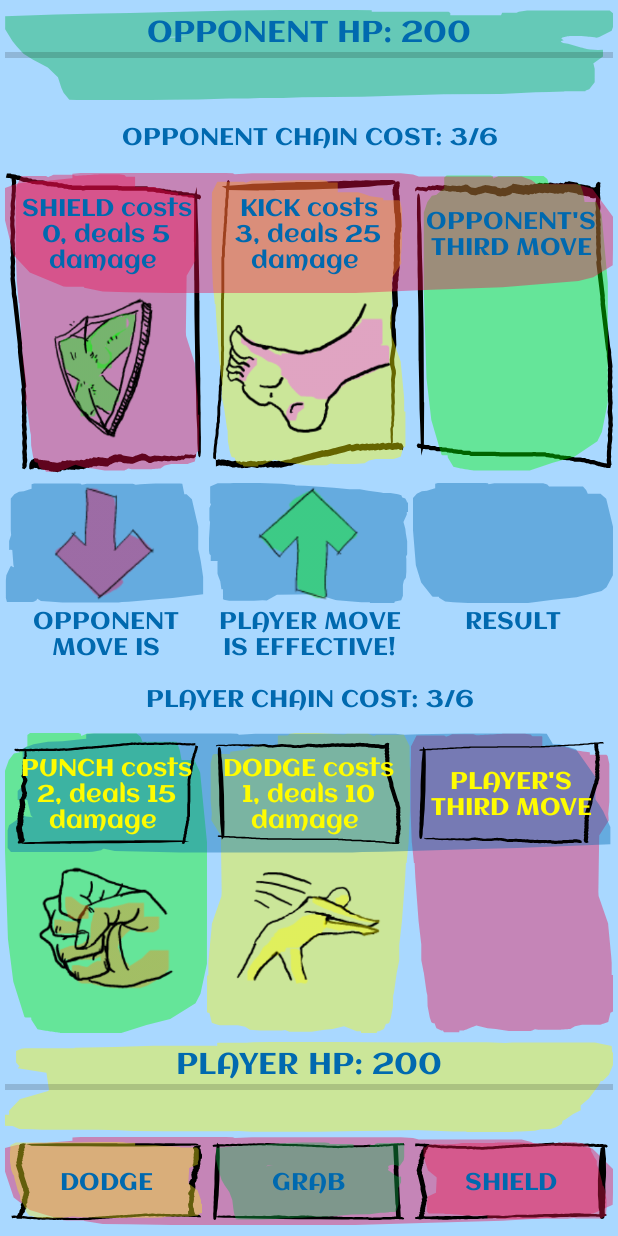
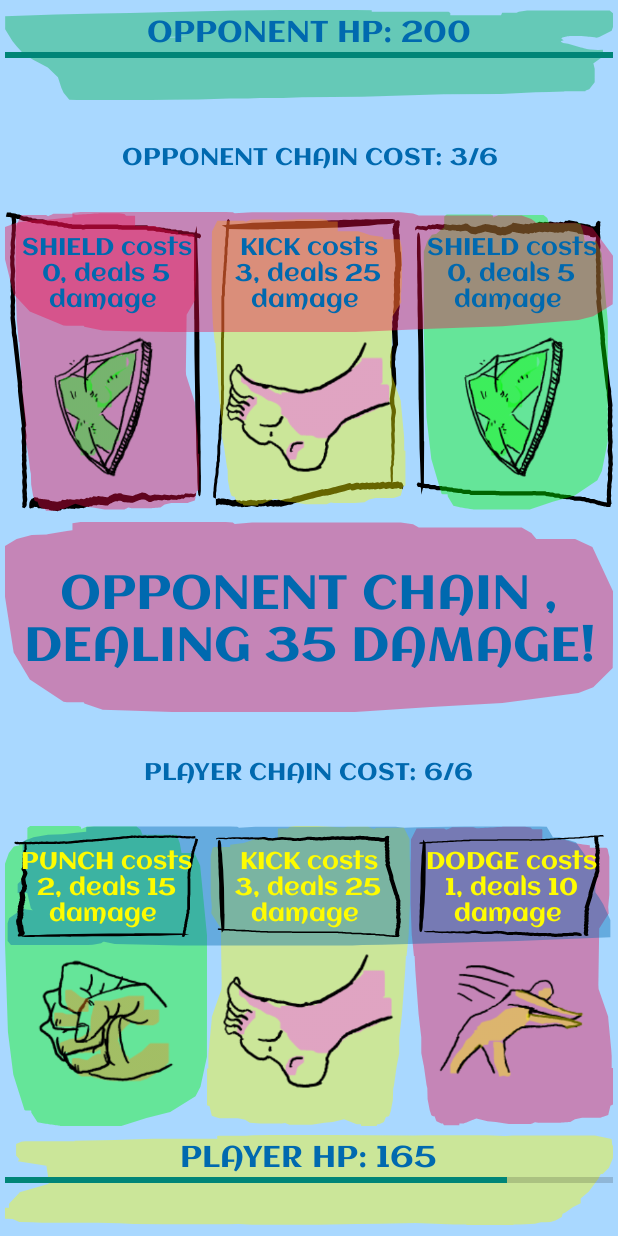
Before and after one commit to Loogibot/ChainFighterAndroid, an Android app: the screen it shows after launch (MainActivity), after a tap on "DODGE", on a phone screen of 412 x 824 dp. Run offline under Robolectric (Android 15) with nearby library versions, the phone set to English and light mode, and no system bars; 3 other taps on this screen came first.

Commit message:
cleaned up a BUNCH of code, including the applyDamage unused file, simplifiying the uiObj being sent around, making the binding views more consice in draw moves, fixed the button hide work as intended

```diff
--- a/app/src/main/java/com/loogibot/chainfighter/MainActivity.kt
+++ b/app/src/main/java/com/loogibot/chainfighter/MainActivity.kt
@@ -16,14 +16,11 @@
 import com.loogibot.chainfighter.player.Players
 import com.loogibot.chainfighter.ui.drawMoves
 
-
 open class MainActivity : AppCompatActivity() {
     private lateinit var binding: ActivityMainBinding
     private lateinit var tBinding: TitleWindowBinding
     private lateinit var mediaPlayer: MediaPlayer
     private lateinit var soundFXPlayer: MediaPlayer
-
-//    private lateinit var soundPool: SoundPool
 
     override fun onCreate(savedInstanceState: Bundle?) {
         super.onCreate(savedInstanceState)
@@ -76,12 +73,7 @@
         moveSound(mv)
         Players.pChain.chainManager(mv)
         Players.oChain.chainManager(randomMove())
-
-        when (5 - Players.pChain.chainCost) {
-            m.kick.cost -> binding.moveButtonView.kickButton.visibility = View.GONE
-            m.punch.cost -> binding.moveButtonView.punchButton.visibility = View.GONE
-            m.grab.cost -> binding.moveButtonView.grabButton.visibility = View.GONE
-        }
+        hideMoveButtons()
 
         when (Players.pChain.chainList.size) {
             3 -> binding.moveButtonView.root.visibility = View.GONE
@@ -91,44 +83,23 @@
         val uIObjectsList: List<Any> = listOf(
             binding.moveResults,
             binding.opponentView,
-
-            binding.playerView.playerHPBar,
-            binding.opponentView.opponentHPBar,
-
-            binding.playerView.playerHPText,//4
-            binding.opponentView.opponentHPText,
-
-            binding.opponentView.OFirstMoveImg,//6
-            binding.opponentView.OSecondMoveImg,
-            binding.opponentView.OThirdMoveImg,
-
-            binding.opponentView.OFirstMoveTitle,//9
-            binding.opponentView.OSecondMoveTitle,
-            binding.opponentView.OThirdMoveTitle,
-
-            binding.playerView.PFirstMoveImg,//12
-            binding.playerView.PSecondMoveImg,
-            binding.playerView.PThirdMoveImg,
-
-            binding.playerView.PFirstMoveTitle,//15
-            binding.playerView.PSecondMoveTitle,
-            binding.playerView.PThirdMoveTitle,
-
-            binding.moveResults.FirstMoveImgResult,//18
-            binding.moveResults.SecondMoveImgResult,
-            binding.moveResults.ThirdMoveImgResult,
-
-            binding.moveResults.firstResult,//21
-            binding.moveResults.secondResult,
-            binding.moveResults.thirdResult,
-
-            getString(R.string.cancel),//24
-            binding.playerView.playerChainCost,
-            binding.opponentView.opponentChainCost,
-            binding.moveResults.finalResult,//27
-            binding.moveButtonView
+            binding.playerView,
+            binding.moveButtonView//3
         )
         moveResult(drawMoves(Players.pChain, Players.oChain, uIObjectsList))
+    }
+
+    private fun hideMoveButtons() {
+
+        if (Players.pChain.chainCost > 3) {
+            binding.moveButtonView.kickButton.visibility = View.GONE
+        }
+        if (Players.pChain.chainCost > 4) {
+            binding.moveButtonView.punchButton.visibility = View.GONE
+        }
+        if (Players.pChain.chainCost > 5) {
+            binding.moveButtonView.grabButton.visibility = View.GONE
+        }
     }
 
     private fun moveSound(sound: Move) {
@@ -145,21 +116,6 @@
                 soundFXPlayer.release()
             }
         }.start()
-
-//        val audioAttributes = AudioAttributes.Builder()
-//            .setContentType(AudioAttributes.CONTENT_TYPE_SONIFICATION)
-//            .setUsage(AudioAttributes.USAGE_GAME)
-//            .build()
-//
-//        soundPool = SoundPool.Builder()
-//            .setMaxStreams(5)
-//            .setAudioAttributes(audioAttributes)
-//            .build()
-//
-//        val id = soundPool.load(this, sound.fx_sound, 1)
-//        soundPool.play(id, 1F, 1F, 0, 0, 1F)
-//        soundPool.autoPause()
-
     }
 
     private fun moveResult(status: MoveResult.Results.ChainResult) {
--- a/app/src/main/java/com/loogibot/chainfighter/player/Players.kt
+++ b/app/src/main/java/com/loogibot/chainfighter/player/Players.kt
@@ -2,12 +2,6 @@
 
 open class Players {
     companion object P {
-        const val opponent = "OPPONENT"
-        const val player = "PLAYER"
-        const val opponentHPLabel = "OPPONENT HP IS "
-        const val playerHPLabel = "PLAYER HP IS "
-        const val isWeakToText = " IS WEAK TO "
-
         lateinit var pChain: Chain
         lateinit var oChain: Chain
 
--- a/app/src/main/java/com/loogibot/chainfighter/ui/DrawMoves.kt
+++ b/app/src/main/java/com/loogibot/chainfighter/ui/DrawMoves.kt
@@ -1,16 +1,14 @@
 package com.loogibot.chainfighter.ui
 
-import android.content.ContentValues
 import android.content.ContentValues.TAG
 import android.os.CountDownTimer
 import android.util.Log
 import android.view.View
-import android.widget.ImageView
-import android.widget.ProgressBar
-import android.widget.TextView
 import com.loogibot.chainfighter.databinding.FinalResultBinding
 import com.loogibot.chainfighter.databinding.MoveButtonsBinding
 import com.loogibot.chainfighter.databinding.MoveResultsBinding
+import com.loogibot.chainfighter.databinding.OpponentViewBinding
+import com.loogibot.chainfighter.databinding.PlayerViewBinding
 import com.loogibot.chainfighter.gamestate.MoveResult
 import com.loogibot.chainfighter.gamestate.MoveResult.Results.opponentWin
 import com.loogibot.chainfighter.gamestate.MoveResult.Results.playerWin
@@ -26,100 +24,39 @@
 ): MoveResult.Results.ChainResult {
     var endResult: MoveResult.Results.ChainResult = MoveResult.neutral
     // chain cost text
-    val playerChainCostText = uiObj[25] as TextView
-    val opponentChainCostText = uiObj[26] as TextView
-    // HP progress bars
-    val playerHPBar = uiObj[2] as ProgressBar
-    val opponentHPBar = uiObj[3] as ProgressBar
+    val moveResults = uiObj[0] as MoveResultsBinding
+    val opponentView = uiObj[1] as OpponentViewBinding
+    val playerView = uiObj[2] as PlayerViewBinding
+    val moveButtonsView = uiObj[3] as MoveButtonsBinding
 
-    val playerHPText = uiObj[4] as TextView
-    val opponentHPText = uiObj[5] as TextView
-
-    // opponent ui set
-    val oFirstMoveImage: ImageView = uiObj[6] as ImageView
-    val oSecondMoveImage: ImageView = uiObj[7] as ImageView
-    val oThirdMoveImage: ImageView = uiObj[8] as ImageView
-
-    val oFirstMoveTextView = uiObj[9] as TextView
-    val oSecondMoveTextView = uiObj[10] as TextView
-    val oThirdMoveTextView = uiObj[11] as TextView
-
-    // player ui set
-    val pFirstMoveImage: ImageView = uiObj[12] as ImageView
-    val pSecondMoveImage: ImageView = uiObj[13] as ImageView
-    val pThirdMoveImage: ImageView = uiObj[14] as ImageView
-
-    val pFirstMoveTextView = uiObj[15] as TextView
-    val pSecondMoveTextView = uiObj[16] as TextView
-    val pThirdMoveTextView = uiObj[17] as TextView
-
-    // comparison ui set
-    val firstMoveComparisonResult = uiObj[18] as ImageView
-    val secondMoveComparisonResult = uiObj[19] as ImageView
-    val thirdMoveComparisonResult = uiObj[20] as ImageView
-
-    val firstResultText = uiObj[21] as TextView
-    val secondResultText = uiObj[22] as TextView
-    val thirdResultText = uiObj[23] as TextView
-
-    //final result
-    val finalResult = uiObj[27] as FinalResultBinding
-    val moveResults = uiObj[0] as MoveResultsBinding
-
-    if (pFirstMoveImage.drawable == null) {
+    if (playerView.PFirstMoveImg.drawable == null) {
         firstMoveInChain(
-            oFirstMoveImage,
-            pFirstMoveImage,
-            playerChain,
-            opponentChain,
-            firstMoveComparisonResult,
-            firstResultText,
-            pFirstMoveTextView,
-            oFirstMoveTextView,
-            playerChainCostText,
-            opponentChainCostText
+            opponentView, playerView, playerChain, opponentChain, moveResults
         )
-    } else if (pSecondMoveImage.drawable == null) {
+    } else if (playerView.PSecondMoveImg.drawable == null) {
         secondMoveInChain(
-            oSecondMoveImage,
-            pSecondMoveImage,
-            playerChain,
-            opponentChain,
-            secondMoveComparisonResult,
-            secondResultText,
-            pSecondMoveTextView,
-            oSecondMoveTextView,
-            playerChainCostText,
-            opponentChainCostText
+            opponentView, playerView, playerChain, opponentChain, moveResults
         )
     } else {
-        endResult =
-            thirdMoveInChain(
-                oThirdMoveImage,
-                pThirdMoveImage,
-                playerChain,
-                opponentChain,
-                thirdMoveComparisonResult,
-                thirdResultText,
-                pThirdMoveTextView,
-                oThirdMoveTextView,
-                playerChainCostText,
-                opponentChainCostText
-            )
+        endResult = thirdMoveInChain(
+            opponentView, playerView, playerChain, opponentChain, moveResults
+        )
         object : CountDownTimer(1000, 200) {
 
             // Callback function, fired on regular interval
             override fun onTick(millisUntilFinished: Long) {
                 // pause
-                "PLAYER HP: ${Players.playerHealth}".also { playerHPText.text = it }
-                "OPPONENT HP: ${Players.opponentHealth}".also { opponentHPText.text = it }
+                "PLAYER HP: ${Players.playerHealth}".also { playerView.playerHPText.text = it }
+                "OPPONENT HP: ${Players.opponentHealth}".also {
+                    opponentView.opponentHPText.text = it
+                }
             }
 
             // Callback function, fired when the time is up
             override fun onFinish() {
-                moveEnd(finalResult, moveResults, uiObj)
-                playerHPBar.progress = Players.playerHealth
-                opponentHPBar.progress = Players.opponentHealth
+                moveEnd(moveResults.finalResult, moveResults, uiObj)
+                playerView.playerHPBar.progress = Players.playerHealth
+                opponentView.opponentHPBar.progress = Players.opponentHealth
             }
         }.start()
         playerChain.chainCost = 0
@@ -129,100 +66,93 @@
 }
 
 fun firstMoveInChain(
-    oFirstMoveImage: ImageView,
-    pFirstMoveImage: ImageView,
+    opponentView: OpponentViewBinding,
+    playerView: PlayerViewBinding,
     playerChain: Chain,
     opponentChain: Chain,
-    firstMoveComparisonResult: ImageView,
-    firstResultText: TextView,
-    pFirstMoveTextView: TextView,
-    oFirstMoveTextView: TextView,
-    playerChainCostText: TextView,
-    opponentChainCostText: TextView
+    moveResults: MoveResultsBinding
 ) {
-    pFirstMoveImage.setImageResource(playerChain.firstMove.moveImg)
-    oFirstMoveImage.setImageResource(opponentChain.firstMove.moveImg)
+    playerView.PFirstMoveImg.setImageResource(playerChain.firstMove.moveImg)
+    opponentView.OFirstMoveImg.setImageResource(opponentChain.firstMove.moveImg)
+
     val firstResult = moveCompare(playerChain.firstMove, opponentChain.firstMove)
-    firstResultText.text = firstResult.resultString
+    moveResults.firstResult.text = firstResult.resultString
 
-    "PLAYER CHAIN COST: ${playerChain.chainCost}/6".also { playerChainCostText.text = it }
-    "OPPONENT CHAIN COST: ${opponentChain.chainCost}/6".also { opponentChainCostText.text = it }
+    "PLAYER CHAIN COST: ${playerChain.chainCost}/6".also { playerView.playerChainCost.text = it }
+    "OPPONENT CHAIN COST: ${opponentChain.chainCost}/6".also {
+        opponentView.opponentChainCost.text = it
+    }
 
     "${playerChain.firstMove.name} costs ${playerChain.firstMove.cost}, deals ${playerChain.firstMove.damage} damage ".also {
-        pFirstMoveTextView.text = it
+        playerView.PFirstMoveTitle.text = it
     }
 
     "${opponentChain.firstMove.name} costs ${opponentChain.firstMove.cost}, deals ${opponentChain.firstMove.damage} damage ".also {
-        oFirstMoveTextView.text = it
+        opponentView.OFirstMoveTitle.text = it
     }
 
     results.add(firstResult.resultString)
-    firstMoveComparisonResult.setImageResource(firstResult.resultImage)
+    moveResults.FirstMoveImgResult.setImageResource(firstResult.resultImage)
 }
 
 fun secondMoveInChain(
-    oSecondMoveImage: ImageView,
-    pSecondMoveImage: ImageView,
+    opponentView: OpponentViewBinding,
+    playerView: PlayerViewBinding,
     playerChain: Chain,
     opponentChain: Chain,
-    secondMoveComparisonResult: ImageView,
-    secondResultText: TextView,
-    pSecondMoveTextView: TextView,
-    oSecondMoveTextView: TextView,
-    playerChainCostText: TextView,
-    opponentChainCostText: TextView
+    moveResults: MoveResultsBinding
 ) {
-    pSecondMoveImage.setImageResource(playerChain.secondMove.moveImg)
-    oSecondMoveImage.setImageResource(opponentChain.secondMove.moveImg)
+    playerView.PSecondMoveImg.setImageResource(playerChain.secondMove.moveImg)
+    opponentView.OSecondMoveImg.setImageResource(opponentChain.secondMove.moveImg)
+
     val secondResult = moveCompare(playerChain.secondMove, opponentChain.secondMove)
-    secondResultText.text = secondResult.resultString
+    moveResults.secondResult.text = secondResult.resultString
 
-    "PLAYER CHAIN COST: ${playerChain.chainCost}/6".also { playerChainCostText.text = it }
-    "OPPONENT CHAIN COST: ${opponentChain.chainCost}/6".also { opponentChainCostText.text = it }
+    "PLAYER CHAIN COST: ${playerChain.chainCost}/6".also { playerView.playerChainCost.text = it }
+    "OPPONENT CHAIN COST: ${opponentChain.chainCost}/6".also {
+        opponentView.opponentChainCost.text = it
+    }
 
     (playerChain.secondMove.name + " costs " + playerChain.secondMove.cost + ", deals " + playerChain.secondMove.damage + " damage ").also {
-        pSecondMoveTextView.text = it
+        playerView.PSecondMoveTitle.text = it
     }
 
     (opponentChain.secondMove.name + " costs " + opponentChain.secondMove.cost + ", deals " + opponentChain.secondMove.damage + " damage ").also {
-        oSecondMoveTextView.text = it
+        opponentView.OSecondMoveTitle.text = it
     }
 
     results.add(secondResult.resultString)
-    secondMoveComparisonResult.setImageResource(secondResult.resultImage)
+    moveResults.SecondMoveImgResult.setImageResource(secondResult.resultImage)
 }
 
 fun thirdMoveInChain(
-    oThirdMoveImage: ImageView,
-    pThirdMoveImage: ImageView,
+    opponentView: OpponentViewBinding,
+    playerView: PlayerViewBinding,
     playerChain: Chain,
     opponentChain: Chain,
-    thirdMoveComparisonResult: ImageView,
-    thirdResultText: TextView,
-    pThirdMoveTextView: TextView,
-    oThirdMoveTextView: TextView,
-    playerChainCostText: TextView,
-    opponentChainCostText: TextView
+    moveResults: MoveResultsBinding
 ): MoveResult.Results.ChainResult {
-    pThirdMoveImage.setImageResource(playerChain.thirdMove.moveImg)
-    oThirdMoveImage.setImageResource(opponentChain.thirdMove.moveImg)
+    playerView.PThirdMoveImg.setImageResource(playerChain.thirdMove.moveImg)
+    opponentView.OThirdMoveImg.setImageResource(opponentChain.thirdMove.moveImg)
 
     val thirdResult = moveCompare(playerChain.thirdMove, opponentChain.thirdMove)
-    thirdResultText.text = thirdResult.resultString
+    moveResults.thirdResult.text = thirdResult.resultString
 
-    "PLAYER CHAIN COST: ${playerChain.chainCost}/6".also { playerChainCostText.text = it }
-    "OPPONENT CHAIN COST: ${opponentChain.chainCost}/6".also { opponentChainCostText.text = it }
+    "PLAYER CHAIN COST: ${playerChain.chainCost}/6".also { playerView.playerChainCost.text = it }
+    "OPPONENT CHAIN COST: ${opponentChain.chainCost}/6".also {
+        opponentView.opponentChainCost.text = it
+    }
 
     (playerChain.thirdMove.name + " costs " + playerChain.thirdMove.cost + ", deals " + playerChain.thirdMove.damage + " damage ").also {
-        pThirdMoveTextView.text = it
+        playerView.PThirdMoveTitle.text = it
     }
 
     (opponentChain.thirdMove.name + " costs " + opponentChain.thirdMove.cost + ", deals " + opponentChain.thirdMove.damage + " damage ").also {
-        oThirdMoveTextView.text = it
+        opponentView.OThirdMoveTitle.text = it
     }
 
     results.add(thirdResult.resultString)
-    thirdMoveComparisonResult.setImageResource(thirdResult.resultImage)
+    moveResults.ThirdMoveImgResult.setImageResource(thirdResult.resultImage)
     val endResult: MoveResult.Results.ChainResult = chainCompareResult(results)
 
     when (endResult) {
@@ -239,11 +169,11 @@
 
 fun moveEnd(finalResult: FinalResultBinding, moveResults: MoveResultsBinding, uiObj: List<Any>) {
 
-    Log.v(ContentValues.TAG, "##############################################")
+    Log.v(TAG, "##############################################")
     Log.v(TAG, "${chainCompareResult(results).resultTotalDamage} is the results total damage")
-    Log.v(ContentValues.TAG, "##############################################")
+    Log.v(TAG, "##############################################")
 
-    object : CountDownTimer(1000, 200) {
+    object : CountDownTimer(1000, 100) {
 
         // Callback function, fired on regular interval
         override fun onTick(millisUntilFinished: Long) {
@@ -265,61 +195,41 @@
 
 fun clearAllMovesAndResults(uiObj: List<Any>) {
 
-    val oFirstMoveImage: ImageView = uiObj[6] as ImageView
-    val oSecondMoveImage: ImageView = uiObj[7] as ImageView
-    val oThirdMoveImage: ImageView = uiObj[8] as ImageView
+    val moveResults = uiObj[0] as MoveResultsBinding
+    val opponentView = uiObj[1] as OpponentViewBinding
+    val playerView = uiObj[2] as PlayerViewBinding
+    val moveButtonsView = uiObj[3] as MoveButtonsBinding
 
-    val oFirstMoveTextView = uiObj[9] as TextView
-    val oSecondMoveTextView = uiObj[10] as TextView
-    val oThirdMoveTextView = uiObj[11] as TextView
+    moveResults.firstResult.text = ""
+    moveResults.secondResult.text = ""
+    moveResults.thirdResult.text = ""
 
-    val pFirstMoveImage: ImageView = uiObj[12] as ImageView
-    val pSecondMoveImage: ImageView = uiObj[13] as ImageView
-    val pThirdMoveImage: ImageView = uiObj[14] as ImageView
+    opponentView.OFirstMoveImg.setImageResource(0)
+    opponentView.OSecondMoveImg.setImageResource(0)
+    opponentView.OThirdMoveImg.setImageResource(0)
+    playerView.PFirstMoveImg.setImageResource(0)
+    playerView.PSecondMoveImg.setImageResource(0)
+    playerView.PThirdMoveImg.setImageResource(0)
 
-    val pFirstMoveTextView = uiObj[15] as TextView
-    val pSecondMoveTextView = uiObj[16] as TextView
-    val pThirdMoveTextView = uiObj[17] as TextView
+    moveResults.FirstMoveImgResult.setImageResource(0)
+    moveResults.SecondMoveImgResult.setImageResource(0)
+    moveResults.ThirdMoveImgResult.setImageResource(0)
 
-    val firstMoveComparisonResult = uiObj[18] as ImageView
-    val secondMoveComparisonResult = uiObj[19] as ImageView
-    val thirdMoveComparisonResult = uiObj[20] as ImageView
+    "Opponent's First Move".also { opponentView.OFirstMoveTitle.text = it }
+    "Opponent's Second Move".also { opponentView.OSecondMoveTitle.text = it }
+    "Opponent's Third Move".also { opponentView.OThirdMoveTitle.text = it }
 
-    val firstResultText = uiObj[21] as TextView
-    val secondResultText = uiObj[22] as TextView
-    val thirdResultText = uiObj[23] as TextView
-
-    val moveButtons = uiObj[28] as MoveButtonsBinding
-
-    oFirstMoveImage.setImageResource(0)
-    oSecondMoveImage.setImageResource(0)
-    oThirdMoveImage.setImageResource(0)
-    pFirstMoveImage.setImageResource(0)
-    pSecondMoveImage.setImageResource(0)
-    pThirdMoveImage.setImageResource(0)
-    firstMoveComparisonResult.setImageResource(0)
-    secondMoveComparisonResult.setImageResource(0)
-    thirdMoveComparisonResult.setImageResource(0)
-
-    firstResultText.text = ""
-    secondResultText.text = ""
-    thirdResultText.text = ""
-
-    "Opponent's First Move".also { oFirstMoveTextView.text = it }
-    "Opponent's Second Move".also { oSecondMoveTextView.text = it }
-    "Opponent's Third Move".also { oThirdMoveTextView.text = it }
-
-    "Player's First Move".also { pFirstMoveTextView.text = it }
-    "Player's Second Move".also { pSecondMoveTextView.text = it }
-    "Player's Third Move".also { pThirdMoveTextView.text = it }
+    "Player's First Move".also { playerView.PFirstMoveTitle.text = it }
+    "Player's Second Move".also { playerView.PSecondMoveTitle.text = it }
+    "Player's Third Move".also { playerView.PThirdMoveTitle.text = it }
 
     Players.pChain.chainList.clear()
     Players.oChain.chainList.clear()
 
-    moveButtons.root.visibility = View.VISIBLE
-    moveButtons.kickButton.visibility = View.VISIBLE
-    moveButtons.punchButton.visibility = View.VISIBLE
-    moveButtons.grabButton.visibility = View.VISIBLE
+    moveButtonsView.root.visibility = View.VISIBLE
+    moveButtonsView.kickButton.visibility = View.VISIBLE
+    moveButtonsView.punchButton.visibility = View.VISIBLE
+    moveButtonsView.grabButton.visibility = View.VISIBLE
 
     Players.pChain.moveSetStr = ""
     Players.oChain.moveSetStr = ""
--- a/app/src/main/res/layout/end_game.xml
+++ b/app/src/main/res/layout/end_game.xml
@@ -3,7 +3,7 @@
     xmlns:app="http://schemas.android.com/apk/res-auto"
     android:layout_width="match_parent"
     android:layout_height="match_parent"
-    android:background="@color/hi_blue">
+    android:background="@color/background_color">
 
     <LinearLayout
         android:layout_width="match_parent"
@@ -23,7 +23,7 @@
             android:fontFamily="@font/aclonica"
             android:text="@string/someone_won"
             android:textAlignment="center"
-            android:textColor="@color/flo_blue"
+            android:textColor="@color/button_text_color"
             android:textSize="60sp" />
 
         <Button
@@ -36,7 +36,7 @@
             android:fontFamily="@font/aclonica"
             android:padding="16dp"
             android:text="@string/to_titlescreen"
-            android:textColor="@color/flo_blue"
+            android:textColor="@color/button_text_color"
             android:textSize="30sp" />
     </LinearLayout>
 </androidx.constraintlayout.widget.ConstraintLayout>
--- a/app/src/main/res/layout/player_view.xml
+++ b/app/src/main/res/layout/player_view.xml
@@ -1,7 +1,7 @@
 <?xml version="1.0" encoding="utf-8"?>
 <GridLayout xmlns:android="http://schemas.android.com/apk/res/android"
     android:layout_width="match_parent"
-    android:layout_height="match_parent"
+    android:layout_height="wrap_content"
     android:layout_margin="3dp">
 
     <!-- move images -->
```
Also changed, not shown: app/src/main/java/com/loogibot/chainfighter/gamestate/ApplyDamage.kt (deleted, +0 -7 lines), app/src/main/java/com/loogibot/chainfighter/gamestate/ResultFragment.kt (deleted, +0 -33 lines).
